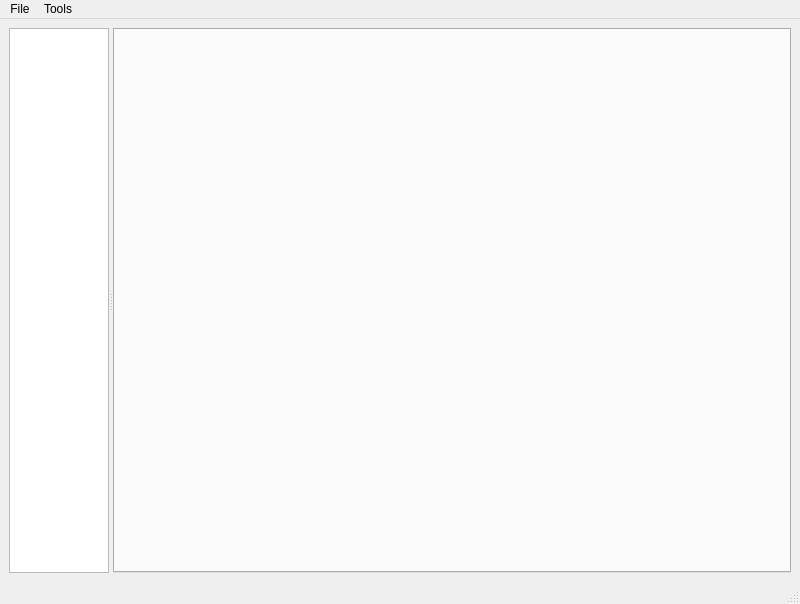
Old version of the form source/qt_SnapViewer/s4SnapViewer.ui in the repository chinsaiki/s4.
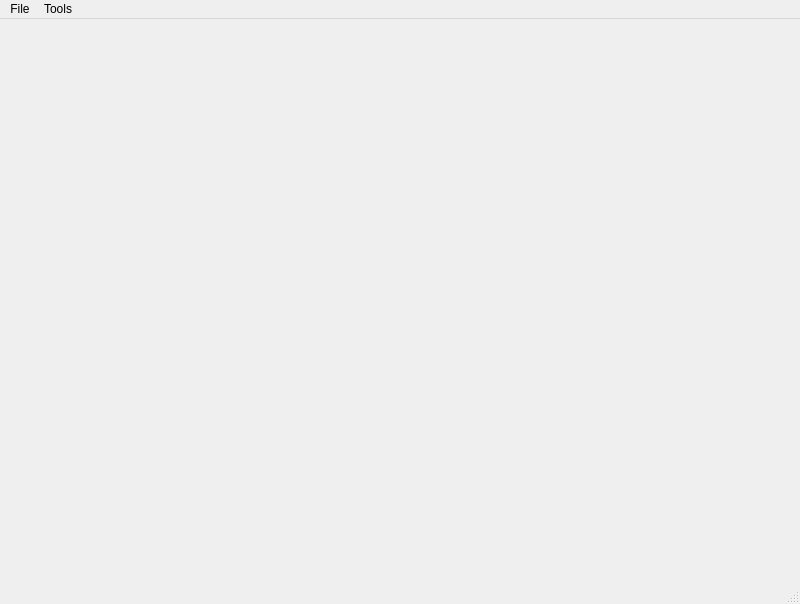
New version of the form.

Commit message: 重构SnapViewer主窗口。

The edit to the form file:
```diff
--- a/source/qt_SnapViewer/s4SnapViewer.ui
+++ b/source/qt_SnapViewer/s4SnapViewer.ui
@@ -26,75 +26,7 @@
    <string>s4SnapViewer</string>
   </property>
   <widget class="QWidget" name="centralwidget">
-   <layout class="QVBoxLayout" name="verticalLayout_2">
-    <item>
-     <widget class="QSplitter" name="splitter_3">
-      <property name="orientation">
-       <enum>Qt::Vertical</enum>
-      </property>
-      <widget class="QSplitter" name="splitter_2">
-       <property name="sizePolicy">
-        <sizepolicy hsizetype="Expanding" vsizetype="Preferred">
-         <horstretch>0</horstretch>
-         <verstretch>0</verstretch>
-        </sizepolicy>
-       </property>
-       <property name="layoutDirection">
-        <enum>Qt::LeftToRight</enum>
-       </property>
-       <property name="orientation">
-        <enum>Qt::Horizontal</enum>
-       </property>
-       <widget class="QTreeView" name="dbTree">
-        <property name="sizePolicy">
-         <sizepolicy hsizetype="MinimumExpanding" vsizetype="Expanding">
-          <horstretch>0</horstretch>
-          <verstretch>0</verstretch>
-         </sizepolicy>
-        </property>
-        <property name="minimumSize">
-         <size>
-          <width>60</width>
-          <height>0</height>
-         </size>
-        </property>
-        <property name="baseSize">
-         <size>
-          <width>0</width>
-          <height>0</height>
-         </size>
-        </property>
-        <property name="sizeAdjustPolicy">
-         <enum>QAbstractScrollArea::AdjustToContents</enum>
-        </property>
-        <property name="editTriggers">
-         <set>QAbstractItemView::NoEditTriggers</set>
-        </property>
-       </widget>
-       <widget class="QTabWidget" name="tabWidget">
-        <property name="sizePolicy">
-         <sizepolicy hsizetype="MinimumExpanding" vsizetype="Expanding">
-          <horstretch>1</horstretch>
-          <verstretch>0</verstretch>
-         </sizepolicy>
-        </property>
-        <property name="minimumSize">
-         <size>
-          <width>0</width>
-          <height>0</height>
-         </size>
-        </property>
-        <property name="currentIndex">
-         <number>-1</number>
-        </property>
-        <property name="tabsClosable">
-         <bool>true</bool>
-        </property>
-       </widget>
-      </widget>
-     </widget>
-    </item>
-   </layout>
+   <layout class="QVBoxLayout" name="verticalLayout_2"/>
   </widget>
   <widget class="QMenuBar" name="menubar">
    <property name="geometry">
```
Left out of the diff: 51 changed lines with no effect on the pictures. The commit also changes 11 other files.
